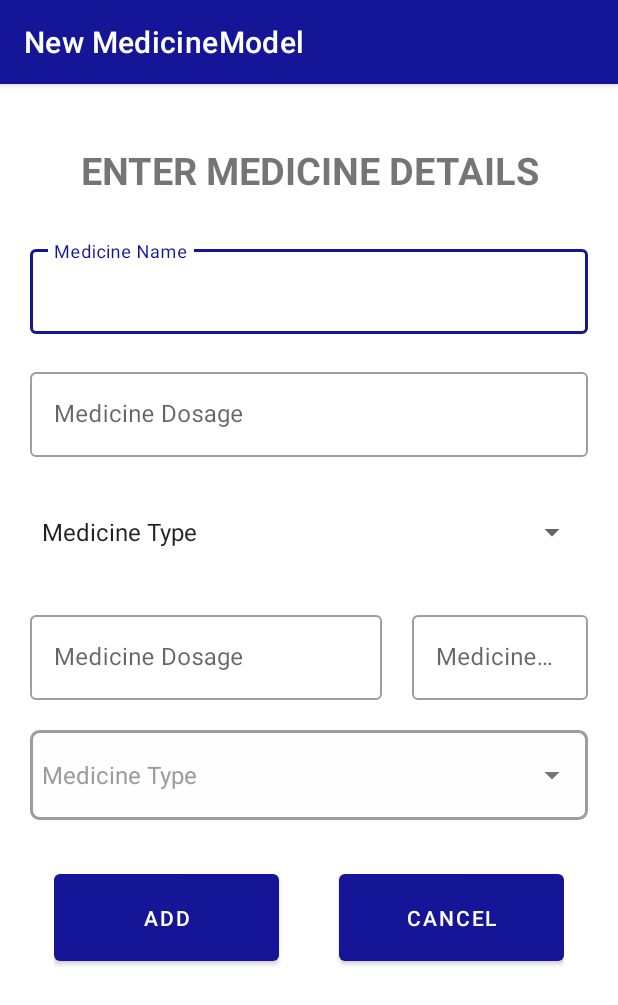
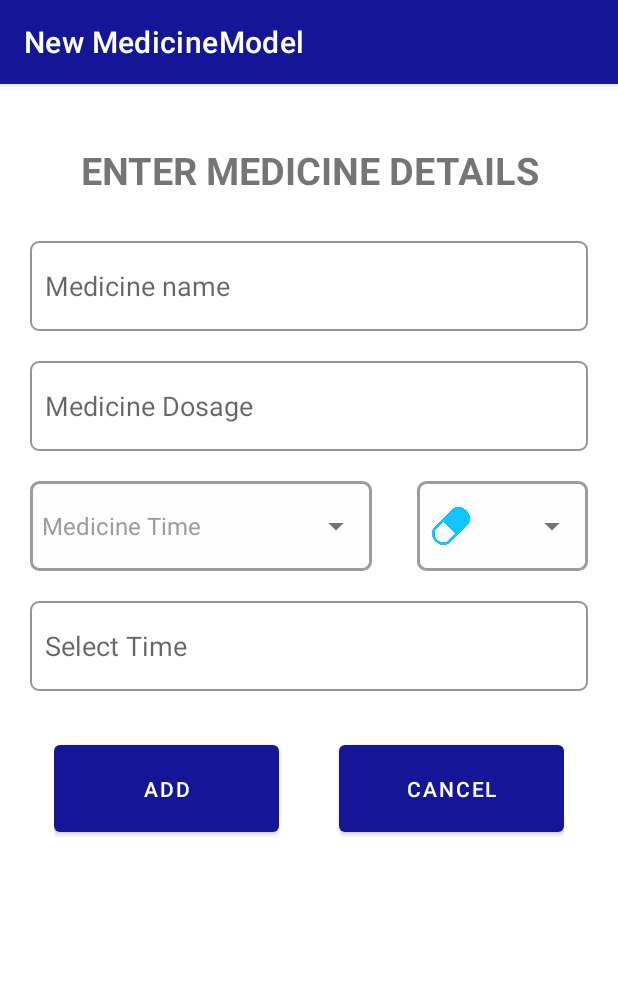
Before and after one commit to oc34nboy/majorproject, an Android app: the pillAddV2 screen opened directly, with no data from a screen before it, on a phone screen of 412 x 824 dp. Shown: the top 1005 px of the screen. Run offline under Robolectric (Android 15) with nearby library versions, the phone set to English and light mode, and no system bars.

Commit message:
adding new ui design for reminder

```diff
--- /dev/null
+++ b/app/src/main/java/com/m/wecare/remainder/ItemData.java
@@ -0,0 +1,16 @@
+package com.m.wecare.remainder;
+
+public class ItemData {
+    private int imageId;
+
+    public ItemData( int imageId) {
+
+        this.imageId = imageId;
+    }
+
+
+
+    public int getImageId() {
+        return imageId;
+    }
+}
--- a/app/src/main/java/com/m/wecare/remainder/MedicineDetail.java
+++ b/app/src/main/java/com/m/wecare/remainder/MedicineDetail.java
@@ -34,12 +34,8 @@ public class MedicineDetail extends AppCompatActivity {
         nameText.setText(name);
         dosageText.setText(dosage);
         timeText.setText(time);
+        typeImageView.setImageResource(R.drawable.capsule_large);
 
-        if(type.equals("Capsule")) {
-            typeImageView.setImageResource(R.drawable.capsule_large);
-        }else{
-            typeImageView.setImageResource(R.drawable.bottle_large);
-        }
 
 
 
--- /dev/null
+++ b/app/src/main/java/com/m/wecare/remainder/SpinnerAdapter.java
@@ -0,0 +1,49 @@
+package com.m.wecare.remainder;
+
+import android.content.Context;
+import android.support.annotation.NonNull;
+import android.support.annotation.Nullable;
+import android.view.LayoutInflater;
+import android.view.View;
+import android.view.ViewGroup;
+import android.widget.ArrayAdapter;
+import android.widget.ImageView;
+import android.widget.TextView;
+
+import com.m.wecare.R;
+import com.m.wecare.remainder.ItemData;
+
+import java.util.List;
+
+public class SpinnerAdapter extends ArrayAdapter<ItemData> {
+
+
+    public SpinnerAdapter(Context context, List<ItemData> objects) {
+        super(context, 0, objects);
+    }
+
+    @NonNull
+    @Override
+    public View getView(int position, @Nullable View convertView, @NonNull ViewGroup parent) {
+        return customView(position, convertView, parent);
+    }
+
+    @Override
+    public View getDropDownView(int position, @Nullable View convertView, @NonNull ViewGroup parent) {
+        return customView(position, convertView, parent);
+    }
+
+    public View customView(int position, @Nullable View convertView, @NonNull ViewGroup parent) {
+        if (convertView == null) {
+            convertView = LayoutInflater.from(getContext()).inflate(R.layout.spinner_try_layout, parent, false);
+        }
+        ItemData items = getItem(position);
+        ImageView spinnerImage = convertView.findViewById(R.id.img);
+
+        if (items != null) {
+            spinnerImage.setImageResource(items.getImageId());
+
+        }
+        return convertView;
+    }
+}
--- a/app/src/main/java/com/m/wecare/remainder/activity_alert.java
+++ b/app/src/main/java/com/m/wecare/remainder/activity_alert.java
@@ -80,7 +80,6 @@ public class activity_alert extends AppCompatActivity {
             // prepare note object
             mn.setMedicineName(cursor.getString(cursor.getColumnIndex(MedicineModel.COLUMN_NAME)));
             mn.setMedicineDosage(cursor.getString(cursor.getColumnIndex(MedicineModel.COLUMN_DOSAGE)));
-            mn.setMedicineType(cursor.getString(cursor.getColumnIndex(MedicineModel.COLUMN_TYPE)));
             mn.setMedicineTime(cursor.getString(cursor.getColumnIndex(MedicineModel.COLUMN_TIME)));
 
         }
--- a/app/src/main/java/com/m/wecare/remainder/pillAddV2.java
+++ b/app/src/main/java/com/m/wecare/remainder/pillAddV2.java
@@ -18,6 +18,7 @@ import android.view.View;
 import android.widget.AdapterView;
 import android.widget.ArrayAdapter;
 import android.widget.Button;
+import android.widget.EditText;
 import android.widget.Spinner;
 import android.widget.TextView;
 import android.widget.TimePicker;
@@ -34,16 +35,18 @@ import java.util.List;
 
 public class pillAddV2 extends AppCompatActivity {
 
-    private static int hrs,min;
+    private static int hrs,min,icon;
 
 
     AlarmManager alarmManager;
     PendingIntent pendingIntent;
 
-    String[] MedicineType={"Medicine Type","Capsule","Liquid"};
+    String[] MedicineType={"Medicine Time","Before BreakFast","After BreakFast"};
+    String[] dosage={"Dosage","capsule","ml"};
     Button addMedicineBtn,cancelBtn;
-    TextInputEditText medicinename,medicineDosage;
-    Spinner medicinetype,pill_type;
+    EditText medicinename,medicineDosage,addTimeBtn;
+    Spinner medicinetype,pill_type,pill_icon_spinner,pill_eat_spinner;
+
 
 
     private List<String> medicineTimeList=new ArrayList<>();
@@ -61,11 +64,8 @@ public class pillAddV2 extends AppCompatActivity {
         //getting component object
         medicinename=findViewById(R.id.pill_name);
         medicineDosage=findViewById(R.id.pill_dosage);
-
-
         medicinetype=findViewById(R.id.pill_type);
-
-
+        addTimeBtn=findViewById(R.id.addTimeBtn);
 
         addMedicineBtn=findViewById(R.id.addMedicineBtn);
         cancelBtn=findViewById(R.id.cancelBtn);
@@ -73,8 +73,8 @@ public class pillAddV2 extends AppCompatActivity {
 
         //setting event handling
         addMedicineBtn.setOnClickListener(addMedicineBtnHandler);
-
         cancelBtn.setOnClickListener(cancelHandler);
+        addTimeBtn.setOnClickListener(addTimeHandler);
 
 
 
@@ -83,19 +83,25 @@ public class pillAddV2 extends AppCompatActivity {
 
 
         //Getting the instance of Spinner and applying OnItemSelectedListener on it
-        Spinner spin = (Spinner) findViewById(R.id.pill_type);
-        Spinner spin2=findViewById(R.id.pill_type1);
+         pill_eat_spinner = (Spinner) findViewById(R.id.pill_eat);
+
 //Creating the ArrayAdapter instance having the bank name list
-        ArrayAdapter aa = new ArrayAdapter(this,android.R.layout.simple_spinner_item,MedicineType);
-        aa.setDropDownViewResource(R.layout.spinner_item_input);
+        ArrayAdapter adapter1 = new ArrayAdapter(this,android.R.layout.simple_spinner_item,MedicineType);
+        adapter1.setDropDownViewResource(R.layout.spinner_item_input);
 //Setting the ArrayAdapter data on the Spinner
-        spin.setAdapter(aa);
-        spin2.setAdapter(aa);
+        pill_eat_spinner.setAdapter(adapter1);
+        ArrayAdapter adapter2 = new ArrayAdapter(this,android.R.layout.simple_spinner_item,dosage);
+        adapter2.setDropDownViewResource(R.layout.spinner_item_input);
 
-       spin2.setOnItemSelectedListener(new AdapterView.OnItemSelectedListener() {
+
+
+
+        pill_eat_spinner.setOnItemSelectedListener(new AdapterView.OnItemSelectedListener() {
             @Override
             public void onItemSelected(AdapterView<?> parent, View view, int position, long id) {
+                if(position==0) {
                     ((TextView) view).setTextColor(getResources().getColor(R.color.lightGrey));
+                }
             }
 
             @Override
@@ -104,26 +110,56 @@ public class pillAddV2 extends AppCompatActivity {
             }
         });
 
+
+        //spinner try
+
+        ArrayList<ItemData> list=new ArrayList<>();
+        list.add(new ItemData(MedicineModel.icon_list[0]));
+        list.add(new ItemData(MedicineModel.icon_list[1]));
+        list.add(new ItemData(MedicineModel.icon_list[2]));
+        list.add(new ItemData(MedicineModel.icon_list[3]));
+        list.add(new ItemData(MedicineModel.icon_list[4]));
+        list.add(new ItemData(MedicineModel.icon_list[5]));
+        list.add(new ItemData(MedicineModel.icon_list[6]));
+
+         pill_icon_spinner=findViewById(R.id.pill_icon);
+        SpinnerAdapter adapter=new SpinnerAdapter(this,list);
+        pill_icon_spinner.setAdapter(adapter);
+
+
+
     }
 
 
 
 
-    private void setTag(final String name) {
-        final ChipGroup chipGroup = findViewById(R.id.pill_time);
+    //event handler
 
-        final String tagName = name;
-        final Chip chip = new Chip(this);
-        int paddingDp = (int) TypedValue.applyDimension(
-                TypedValue.COMPLEX_UNIT_DIP, 10,
-                getResources().getDisplayMetrics()
-        );
-        chip.setPadding(paddingDp, paddingDp, paddingDp, paddingDp);
-        chip.setText(tagName);
-        chipGroup.addView(chip);
+    //add time handler
+    private View.OnClickListener addTimeHandler=new View.OnClickListener() {
+        @Override
+        public void onClick(View v) {
+            Calendar mcurrentTime = Calendar.getInstance();
+            int hour = mcurrentTime.get(Calendar.HOUR_OF_DAY);
+            int minute = mcurrentTime.get(Calendar.MINUTE);
+            TimePickerDialog mTimePicker;
+            mTimePicker = new TimePickerDialog(pillAddV2.this, new TimePickerDialog.OnTimeSetListener() {
+                @Override
+                public void onTimeSet(TimePicker timePicker, int selectedHour, int selectedMinute) {
+                    //eReminderTime.setText( selectedHour + ":" + selectedMinute);
+                    String am_pm = (selectedHour < 12) ? " AM" : " PM";
+                    String hh=(selectedHour<10)? "0"+selectedHour:selectedHour+"";
+                    String mm=(selectedMinute<10)? "0"+selectedMinute:selectedMinute+"";
+                    addTimeBtn.setText(hh+":"+mm+am_pm);
+                    hrs=selectedHour;
+                    min=selectedMinute;
                 }
+            }, hour, minute, true);//Yes 24 hour time
+            mTimePicker.setTitle("Select Time");
+            mTimePicker.show();
 
-    //event handler
+        }
+    };
     //add medicine Handler
     private View.OnClickListener addMedicineBtnHandler=new View.OnClickListener() {
         @Override
@@ -131,18 +167,22 @@ public class pillAddV2 extends AppCompatActivity {
             System.out.println("btn clicked");
 
             //getting data from ui
-            String name,type,dosage,time;
+            String name,dosage,eatTime,pillTime;
+            long icon;
 
             name=medicinename.getText().toString();
             dosage=medicineDosage.getText().toString();
-            type=medicinetype.getSelectedItem().toString();
-            System.out.println("Medine Name"+name+"dosage "+dosage+"tyoe of medicine "+type);
+            pillTime=addTimeBtn.getText().toString();
+            eatTime=pill_eat_spinner.getSelectedItem().toString();
+            icon=pill_icon_spinner.getSelectedItemId();
+
+
 
            //get medicine time
             System.out.println("data list");
 
 
-            insertData(name,dosage,type,medicineTimeList);
+            insertData(name,dosage,eatTime,icon,pillTime);
 
             //open the alarm list menu back
            // Intent intent=new Intent(pillAdd.this, RemainderFragment.class);
@@ -178,7 +218,7 @@ public class pillAddV2 extends AppCompatActivity {
     };
 
 
-    private void insertData(String name, String dosage, String type, List<String> time) {
+    private void insertData(String name, String dosage, String eatTime, long icon, String time) {
         //insertint to db
 
         DBHandler dbhandler=new DBHandler(pillAddV2.this);
@@ -189,20 +229,21 @@ public class pillAddV2 extends AppCompatActivity {
         ContentValues value = new ContentValues();
         value.put(MedicineModel.COLUMN_NAME,name);
         value.put(MedicineModel.COLUMN_DOSAGE,dosage);
-        value.put(MedicineModel.COLUMN_TYPE,type);
+        value.put(MedicineModel.COLUMN_NOTE,eatTime);
+        value.put(MedicineModel.COLUMN_ICON,icon);
 
         //inserting in db
         long id = db.insert(MedicineModel.TABLE_NAME, null, value);
         System.out.println("row inserted is "+id);
 
         //inserting time in
-        for(String e:time){
+
             ContentValues value2=new ContentValues();
             value2.put(TimeModel.COLUMN_MEDICINE_ID,id);
-            value2.put(TimeModel.COLUMN_TIME,e);
+            value2.put(TimeModel.COLUMN_TIME,time);
             long id2 = db.insert(TimeModel.TABLE_NAME, null, value2);
             System.out.println("row inserted is "+id2);
-        }
+
 
 
 
@@ -211,7 +252,7 @@ public class pillAddV2 extends AppCompatActivity {
         //registering event
         System.out.println("database insertion completion");
 
-        registerAlarm(((int) id),time.get(0));
+        registerAlarm(((int) id),time);
 
 
 
@@ -248,32 +289,6 @@ public class pillAddV2 extends AppCompatActivity {
 
     }
 
-    //adding time from timepicker and setting into tag component
-    private View.OnClickListener addMedicineTimeHandler=new View.OnClickListener() {
-        @Override
-        public void onClick(View v) {
-
-            Calendar mcurrentTime = Calendar.getInstance();
-            int hour = mcurrentTime.get(Calendar.HOUR_OF_DAY);
-            int minute = mcurrentTime.get(Calendar.MINUTE);
-            TimePickerDialog mTimePicker;
-            mTimePicker = new TimePickerDialog(pillAddV2.this, new TimePickerDialog.OnTimeSetListener() {
-                @Override
-                public void onTimeSet(TimePicker timePicker, int selectedHour, int selectedMinute) {
-                    //eReminderTime.setText( selectedHour + ":" + selectedMinute);
-                    String am_pm = (selectedHour < 12) ? " AM" : " PM";
-                    String hh=(selectedHour<10)? "0"+selectedHour:selectedHour+"";
-                    String mm=(selectedMinute<10)? "0"+selectedMinute:selectedMinute+"";
-                    setTag(hh + ":" + mm);
-                    hrs=selectedHour;
-                    min=selectedMinute;
-                }
-            }, hour, minute, true);//Yes 24 hour time
-            mTimePicker.setTitle("Select Time");
-            mTimePicker.show();
-
-        }
-    };
 
     //cancel btn handler
 
--- /dev/null
+++ b/app/src/main/res/drawable/edittext_style.xml
@@ -0,0 +1,15 @@
+<?xml version="1.0" encoding="utf-8"?>
+<selector xmlns:android="http://schemas.android.com/apk/res/android"
+    android:layout_height="wrap_content"
+    android:layout_width="wrap_content">
+    <item>
+        <shape android:shape="rectangle">
+
+            <corners android:radius="5dp" />
+            <stroke
+                android:width="1.5dp"
+                android:color="#949494"
+                />
+        </shape>
+    </item>
+</selector>
--- a/app/src/main/res/layout/pill_add_v2.xml
+++ b/app/src/main/res/layout/pill_add_v2.xml
@@ -19,110 +19,106 @@
         android:textStyle="bold"
         android:gravity="center"/>
 
-    <android.support.design.widget.TextInputLayout
-        android:id="@+id/input1"
-        style="@style/Widget.MaterialComponents.TextInputLayout.OutlinedBox"
+    <EditText
+        android:id="@+id/pill_name"
         android:layout_width="match_parent"
-        android:layout_height="wrap_content"
-        android:layout_marginBottom="20dp">
-
-        <android.support.design.widget.TextInputEditText
-            android:id="@+id/pill_name"
-            android:layout_width="match_parent"
-            android:layout_height="wrap_content"
-            android:hint="Medicine Name" />
-    </android.support.design.widget.TextInputLayout>
+        android:layout_height="60dp"
+        android:hint="Medicine name"
+        android:paddingStart="10dp"
+        android:layout_marginBottom="20dp"
+       android:background="@drawable/edittext_style"
+        />
 
 
-    <android.support.design.widget.TextInputLayout
-        android:id="@+id/input2"
-        style="@style/Widget.MaterialComponents.TextInputLayout.OutlinedBox"
-        android:layout_width="match_parent"
-        android:layout_height="wrap_content"
-        android:layout_marginBottom="20dp">
 
-        <android.support.design.widget.TextInputEditText
+
+
+
+        <EditText
             android:id="@+id/pill_dosage"
             android:layout_width="match_parent"
-            android:layout_height="wrap_content"
+            android:layout_height="60dp"
+            android:hint="Medicine Dosage"
+            android:paddingStart="10dp"
             android:inputType="numberSigned"
-            android:hint="Medicine Dosage" />
-    </android.support.design.widget.TextInputLayout>
+            android:layout_marginBottom="20dp"
+            android:background="@drawable/edittext_style"
+            />
 
 
-    <Spinner
-        android:id="@+id/pill_type"
-        android:layout_width="match_parent"
-        android:layout_height="60dp"
-        android:layout_centerHorizontal="true"
-        android:layout_marginBottom="20dp"
 
 
-        />
+
+
+
+
+
 
     <LinearLayout
         android:layout_width="match_parent"
         android:layout_height="wrap_content"
         android:orientation="horizontal">
-
-
-        <android.support.design.widget.TextInputLayout
-
-            style="@style/Widget.MaterialComponents.TextInputLayout.OutlinedBox"
+        <LinearLayout
+            android:id="@+id/linearLayout"
+            android:layout_centerInParent="true"
+            android:background="@drawable/drawable_spinner_border"
+            android:layout_marginBottom="20dp"
             android:layout_width="0dp"
             android:layout_weight="2"
             android:layout_height="wrap_content"
-            android:layout_marginRight="20dp"
-            android:layout_marginBottom="20dp">
+            tools:ignore="UselessParent">
 
-            <android.support.design.widget.TextInputEditText
-
+            <Spinner
+                android:id="@+id/pill_eat"
                 android:layout_width="match_parent"
-                android:layout_height="wrap_content"
-                android:inputType="numberSigned"
-                android:hint="Medicine Dosage" />
-        </android.support.design.widget.TextInputLayout>
+                android:layout_height="60dp"
+                android:backgroundTint="@color/greyBorder"
+                android:overlapAnchor="false"
+                android:spinnerMode="dropdown" />
 
 
-        <android.support.design.widget.TextInputLayout
+        </LinearLayout>
 
-            style="@style/Widget.MaterialComponents.TextInputLayout.OutlinedBox"
+
+        <LinearLayout
+            android:id="@+id/linearLayout2"
+            android:layout_centerInParent="true"
+            android:background="@drawable/drawable_spinner_border"
+            android:layout_marginBottom="20dp"
             android:layout_width="0dp"
             android:layout_weight="1"
+            android:layout_marginLeft="30dp"
             android:layout_height="wrap_content"
-            android:layout_marginBottom="20dp">
+            tools:ignore="UselessParent">
 
-            <android.support.design.widget.TextInputEditText
+            <Spinner
+                android:id="@+id/pill_icon"
+                android:layout_width="match_parent"
+                android:layout_height="60dp"
+                android:backgroundTint="@color/greyBorder"
+                />
 
-                android:layout_width="match_parent"
-                android:layout_height="wrap_content"
-                android:inputType="numberSigned"
-                android:hint="Medicine Dosage" />
-        </android.support.design.widget.TextInputLayout>
 
+        </LinearLayout>
 
 
     </LinearLayout>
 
-    <LinearLayout
-        android:id="@+id/linearLayout"
-        android:layout_centerInParent="true"
-        android:background="@drawable/drawable_spinner_border"
-        android:translationZ="1dp"
-        android:layout_width="match_parent" android:layout_height="wrap_content" tools:ignore="UselessParent">
-
-        <Spinner
-            android:id="@+id/pill_type1"
-            android:layout_width="match_parent"
-            android:layout_height="60dp"
-            android:layout_alignStart="@+id/linearLayout"
-            android:layout_alignTop="@+id/linearLayout"
-            android:backgroundTint="@color/greyBorder"
-            android:overlapAnchor="false"
-            android:spinnerMode="dropdown" />
 
 
-    </LinearLayout>
+   <EditText
+       android:id="@+id/addTimeBtn"
+       android:layout_width="match_parent"
+       android:layout_height="60dp"
+       android:hint="Select Time"
+       android:paddingStart="10dp"
+      android:editable="false"
+       android:background="@drawable/edittext_style"
+       />
+
+
+
+
 
 
 
--- /dev/null
+++ b/app/src/main/res/layout/spinner_try_layout.xml
@@ -0,0 +1,17 @@
+<?xml version="1.0" encoding="utf-8"?>
+
+<LinearLayout
+    xmlns:android="http://schemas.android.com/apk/res/android"
+    android:layout_height="wrap_content"
+    android:orientation="horizontal"
+    android:layout_width="match_parent">
+
+    <ImageView
+        android:id="@+id/img"
+        android:layout_width="45dp"
+        android:layout_height="45dp"
+        android:padding="10dp"
+        android:layout_gravity="center_vertical"
+        />
+
+    </LinearLayout>
```
Also changed, not shown: app/src/main/java/com/m/wecare/RemainderFragment.java (+29 -39 lines), app/src/main/java/com/m/wecare/remainder/Database/MedicineModel.java (+28 -2 lines), app/src/main/res/layout/pill_home.xml (+10 -35 lines), app/src/main/res/drawable/bottle_img01.png (added), app/src/main/res/drawable/bottle_img02.png (added), app/src/main/res/drawable/capsule_img01.png (added), app/src/main/res/drawable/capsule_img02.png (added), app/src/main/res/drawable/capsule_img03.png (added), app/src/main/res/drawable/capsule_img_blank.png (added), app/src/main/res/drawable/pill_img01.png (added), app/src/main/res/drawable/pill_img02.png (added), 1 other file. Lines whose indentation alone changed are shown as unchanged.
